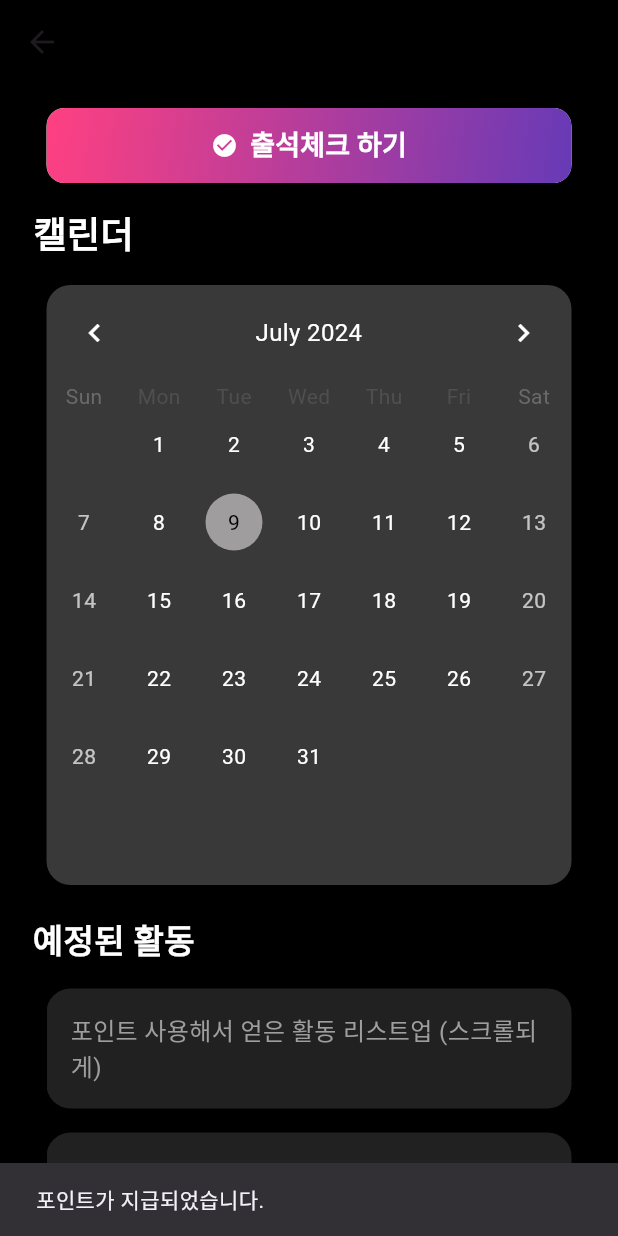
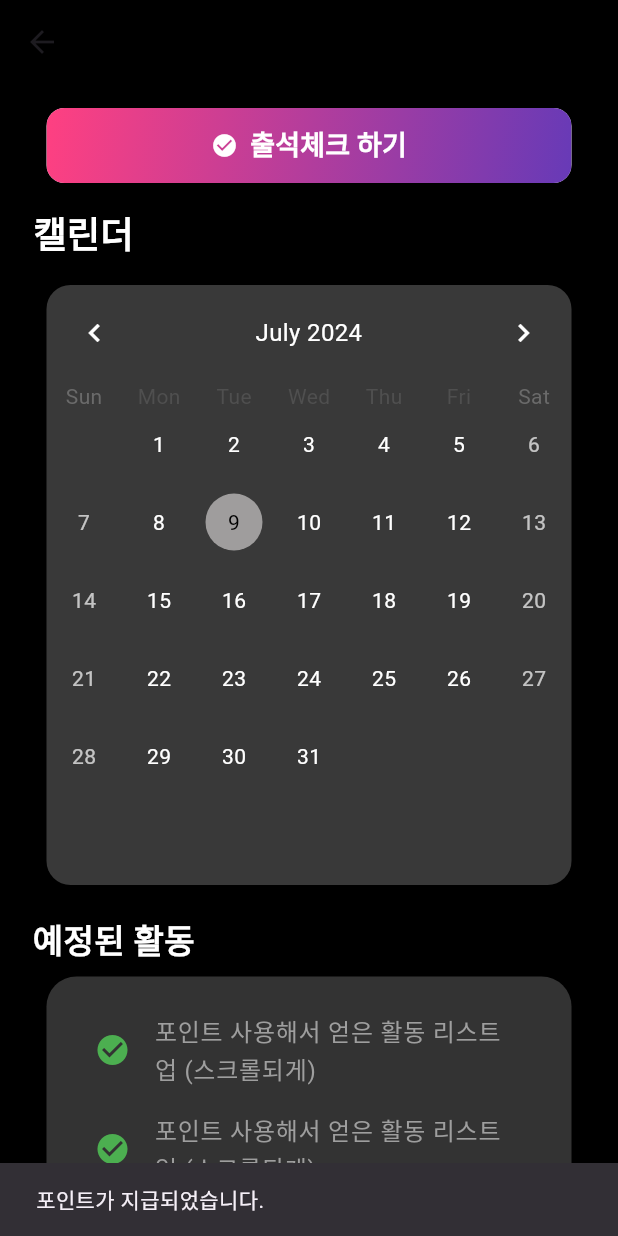
Before and after one commit to inho9899/madcamp_week2, a Flutter app: the Tab1Screen screen opened directly, after a tap on "출석체크 하기", on a phone screen of 412 x 824 dp. Run offline on Flutter 3.47's test engine with Material 3 defaults, Android fonts, the phone set to English and light mode, and no system bars; drawn by our look-alikes of table_calendar; our stand-ins replace audioplayers, flutter_rating_bar; missing offline and left inert: flutter_naver_login, kakao_flutter_sdk_user; network calls fail.

Commit message:
tab1 design add

```diff
--- a/lib/tab1_screen.dart
+++ b/lib/tab1_screen.dart
@@ -1,7 +1,47 @@
 import 'package:flutter/material.dart';
+import 'package:flutter_rating_bar/flutter_rating_bar.dart';
 import 'package:table_calendar/table_calendar.dart';
+import 'package:http/http.dart' as http;
+import 'dart:convert';
 
-class Tab1Screen extends StatelessWidget {
+class Tab1Screen extends StatefulWidget {
+  @override
+  _Tab1ScreenState createState() => _Tab1ScreenState();
+}
+
+class _Tab1ScreenState extends State<Tab1Screen> {
+  final String songTitleUrl = 'http://172.10.7.116:80/title';
+  final String songArtistUrl = 'http://172.10.7.116:80/artist';
+
+  // tab2 에서 받아와야 하는데 일단 임의 설정함
+  String songTitle = "Loading...(title)";  // 초기 값 설정
+  String songArtist = "Loading...(artist)";  // 초기 값 설정
+  double rating = 0.0; // 초기 별점 설정
+
+  @override
+  void initState() {
+    super.initState();
+    _fetchSongDetails();
+  }
+
+  Future<void> _fetchSongDetails() async {
+    try {
+      final titleResponse = await http.get(Uri.parse(songTitleUrl));
+      final artistResponse = await http.get(Uri.parse(songArtistUrl));
+
+      if (titleResponse.statusCode == 200 && artistResponse.statusCode == 200) {
+        setState(() {
+          songTitle = titleResponse.body;
+          songArtist = artistResponse.body;
+        });
+      } else {
+        print('Failed to load song details');
+      }
+    } catch (e) {
+      print('Error loading song details: $e');
+    }
+  }
+
   void _checkAttendance(BuildContext context) {
     // 출석체크 로직 추가
     // 예: DB에 출석체크 데이터 저장 및 포인트 추가
@@ -137,21 +177,23 @@ class Tab1Screen extends StatelessWidget {
                 ),
               ),
               SizedBox(height: 8),
-              Center (
+              Center(
+                child: Container(
+                  width: 350,
+                  decoration: BoxDecoration(
+                    color: Color(0xFF333333), // 큰 컨테이너의 배경색
+                    borderRadius: BorderRadius.circular(20.0),
+                  ),
+                  padding: EdgeInsets.all(16.0), // 큰 컨테이너의 패딩
                   child: Container(
                     height: 200,
                     width: 350,
                     child: ListView.builder(
-                    itemCount: 3, // 예정된 활동 개수
+                      itemCount: 4, // 예정된 활동 개수
                       itemBuilder: (context, index) {
-                      return Container(
-                        margin: EdgeInsets.symmetric(vertical: 8.0),
-                        padding: EdgeInsets.all(16.0),
-                        decoration: BoxDecoration(
-                          color : Color(0xFF212121), // 지정된 색상으로 변경
-                          borderRadius: BorderRadius.circular(16.0),
-                        ),
-                        child: Text(
+                        return ListTile(
+                          leading: Icon(Icons.check_circle, color: Colors.green), // 체크 아이콘
+                          title: Text(
                             '포인트 사용해서 얻은 활동 리스트업 (스크롤되게)',
                             style: TextStyle(
                               fontSize: 16,
@@ -160,6 +202,7 @@ class Tab1Screen extends StatelessWidget {
                           ),
                         );
                       },
+                    ),
                   ),
                 ),
               ),
@@ -173,32 +216,83 @@ class Tab1Screen extends StatelessWidget {
                 ),
               ),
               SizedBox(height: 8),
-              Center (
-                child:Container(
-                  height: 200,
+              Center(
+                child: Container(
+                  height: 250,
                   width: 350,
                   child: ListView.builder(
                     itemCount: 3, // 작성한 리뷰 개수
                     itemBuilder: (context, index) {
-                      return Container(
-                        margin: EdgeInsets.symmetric(vertical: 8.0),
-                        padding: EdgeInsets.all(16.0),
-                        decoration: BoxDecoration(
-                          color: Color(0xFF212121), // 지정된 색상으로 변경
+                      return Card(
+                        color: Color(0xFF333333), // 카드 배경색
+                        shape: RoundedRectangleBorder(
                           borderRadius: BorderRadius.circular(16.0),
                         ),
-                        child: Text(
-                          '작성한 음악 리뷰들 리스트업 (스크롤되게)',
+                        child: Padding(
+                          padding: EdgeInsets.all(16.0),
+                          child: Column(
+                            crossAxisAlignment: CrossAxisAlignment.start,
+                            children: [
+                              Row(
+                                children: [
+                                  SizedBox(width: 10.0),
+                                  CircleAvatar(
+                                    radius: 25,
+                                    backgroundColor: Color(0xFF1562C3),
+                                    child: Icon(Icons.person, color: Colors.white, size:30),
+                                  ),
+                                  SizedBox(width: 35.0),
+                                  Column(
+                                    crossAxisAlignment: CrossAxisAlignment.start,
+                                    children: [
+                                      Text(
+                                        songTitle,
+                                        style: TextStyle(
+                                          fontSize: 18,
+                                          fontWeight: FontWeight.bold,
+                                          color: Colors.white,
+                                        ),
+                                      ),
+                                      Text(
+                                        songArtist,
                                         style: TextStyle(
                                           fontSize: 16,
                                           color: Colors.grey,
+                                        ),
+                                      ),
+                                    ],
+                                  ),
+                                ],
+                              ),
+                              SizedBox(height: 8.0),
+                              Transform.translate(
+                                offset: Offset(90, 0),
+                                child: RatingBar.builder(
+                                  initialRating: 4.0, // 기본 별점 값을 여기에서 설정합니다.
+                                  direction: Axis.horizontal,
+                                  allowHalfRating: true,
+                                  itemCount: 5,
+                                  itemSize: 25.0, // 별 크기를 줄입니다.
+                                  itemPadding: EdgeInsets.symmetric(horizontal: 2.0),
+                                  itemBuilder: (context, _) => Icon(
+                                    Icons.star,
+                                    color: Colors.amber,
+                                  ),
+                                  onRatingUpdate: (rating) {
+                                    setState(() {
+                                      // rating 값을 업데이트할 수 있는 로직을 여기에 추가합니다.
+                                    });
+                                  },
+                                ),
+                              ),
+                            ],
                           ),
                         ),
                       );
                     },
                   ),
                 ),
-              )
+              ),
             ],
           ),
         ),
```
Lines whose indentation alone changed are shown as unchanged.
